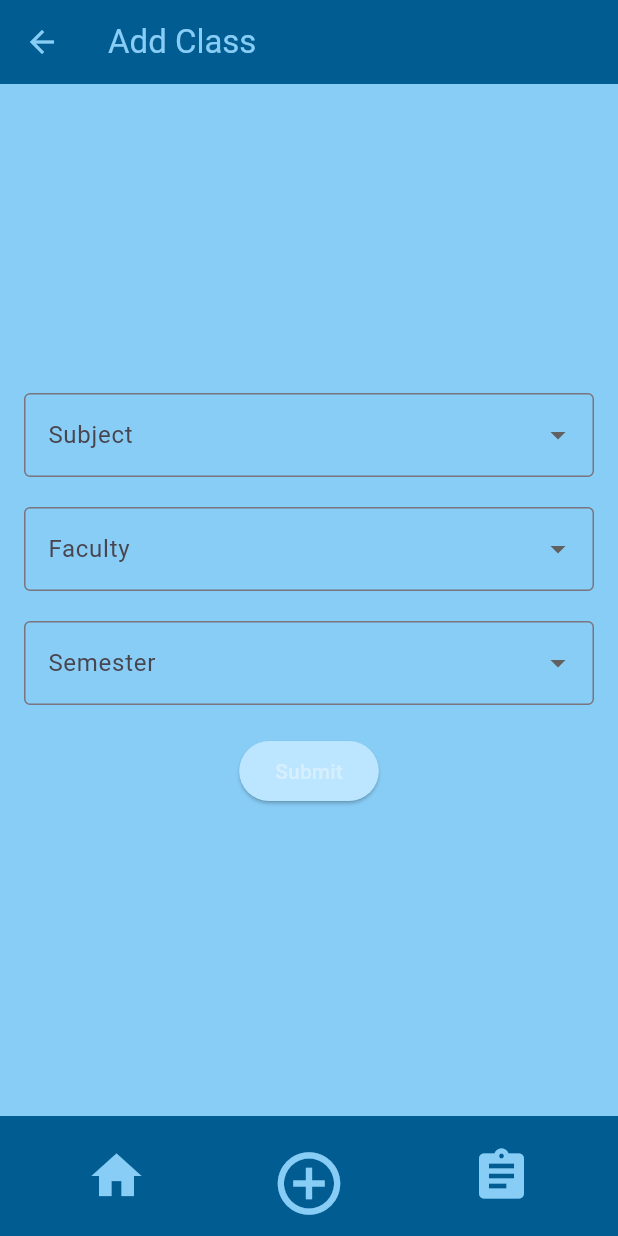
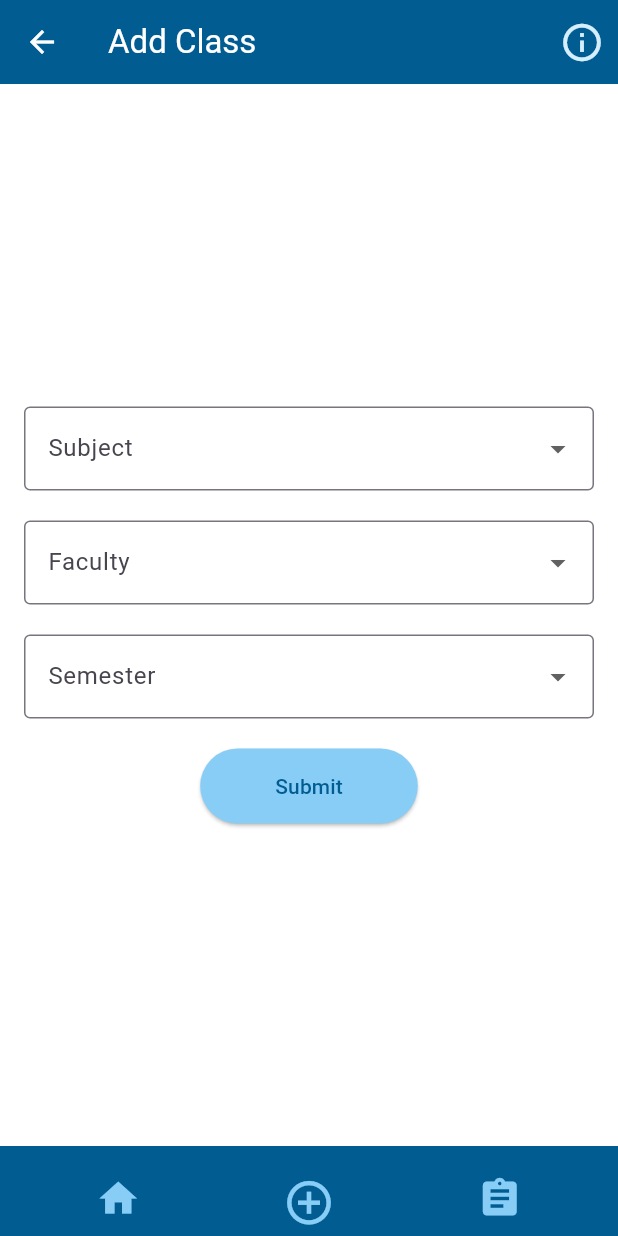
Before and after one commit to triple-a-projects/BLE_Proximity, a Flutter app: the AddClass screen opened by its route, on a phone screen of 412 x 824 dp. Run offline on Flutter 3.47's test engine with Material 3 defaults, Android fonts, the light colour scheme and no system bars; our stand-ins replace cloud_firestore, firebase_auth, firebase_core, intl_phone_field, local_auth; missing offline and left inert: dart:ffi, flutter_ble_peripheral; accounts and stored records are empty.

Commit message:
Teacher side

```diff
--- a/lib/perspectives/teacher/addclass.dart
+++ b/lib/perspectives/teacher/addclass.dart
@@ -3,6 +3,7 @@ import 'package:cloud_firestore/cloud_firestore.dart';
 import 'package:ble_advertiser/perspectives/teacher/home.dart';
 import 'package:ble_advertiser/colors.dart';
 import 'package:ble_advertiser/perspectives/teacher/check_attendance.dart';
+import 'package:ble_advertiser/info.dart';
 
 class AddClass extends StatefulWidget {
   @override
@@ -20,7 +21,7 @@ class _AddClassState extends State<AddClass> {
     'Project Management',
     'Embedded System',
     'Propagation and Antenna',
-    'Object Oriented Software Engineering'
+    // 'Object Oriented Software Engineering'
   ];
 
   List<String> faculties = [
@@ -61,14 +62,36 @@ class _AddClassState extends State<AddClass> {
       appBar: AppBar(
         title: const Text('Add Class'),
         backgroundColor: darkest,
-        foregroundColor: middle,
+        foregroundColor: Colors.white,
+        automaticallyImplyLeading: true,
+        actions: [
+          IconButton(
+              icon: Icon(
+                Icons.info_outlined,
+                color: lightest,
+                size: 30,
+              ),
+              onPressed: () {
+                Navigator.push(
+                  context,
+                  MaterialPageRoute(builder: (context) => InfoPage()),
+                );
+              })
+        ],
       ),
-      backgroundColor: middle,
-      body: Padding(
+      backgroundColor: Colors.white,
+      body:
+      // ListView(
+
+      // children: [
+         Padding(
+
         padding: const EdgeInsets.all(16.0),
         child: Column(
           mainAxisAlignment: MainAxisAlignment.center,
+
           children: [
+
             DropdownButtonFormField<String>(
               value: selectedSubject,
               onChanged: (newValue) {
@@ -128,26 +151,37 @@ class _AddClassState extends State<AddClass> {
             const SizedBox(height: 20),
             ElevatedButton(
               style: ElevatedButton.styleFrom(
-                backgroundColor: secondLight,
+                backgroundColor: middle,
+                foregroundColor: darkest,
+
+                padding: EdgeInsets.only (
+                  left: 50,
+                  right: 50,
+                  top: 15,
+                  bottom: 15,
+                  ),
               ),
               onPressed: () {
                 addSubject();
               },
               child: const Text(
                 'Submit',
-                style: TextStyle(color: lightest),
+                style: TextStyle(color: darkest),
               ),
             ),
           ],
         ),
       ),
-      bottomNavigationBar: BottomAppBar(
+
+
+       bottomNavigationBar: BottomAppBar(
+        height: 60,
         color: darkest,
         child: Row(
           mainAxisAlignment: MainAxisAlignment.spaceAround,
           children: [
             IconButton(
-              icon: const Icon(Icons.home, size: 40, color: middle),
+              icon: const Icon(Icons.home, size: 30, color: middle),
               onPressed: () {
                 Navigator.push(
                   context,
@@ -159,8 +193,11 @@ class _AddClassState extends State<AddClass> {
               color: darkest,
             ),
             IconButton(
-              icon: const Icon(Icons.add_circle_outline_outlined,
-                  size: 50, color: middle),
+              icon: const Icon(
+                Icons.add_circle_outline_outlined,
+                size: 35,
+                color: middle,
+              ),
               onPressed: () {
                 Navigator.push(
                   context,
@@ -171,7 +208,11 @@ class _AddClassState extends State<AddClass> {
               color: darkest,
             ),
             IconButton(
-              icon: const Icon(Icons.assignment, size: 40, color: middle),
+              icon: const Icon(
+                Icons.assignment,
+                size: 30,
+                color: middle,
+              ),
               onPressed: () {
                 Navigator.push(
                   context,
```
Also changed, not shown: lib/perspectives/teacher/check_attendance.dart (+37 -15 lines), lib/perspectives/teacher/email_auth.dart (+30 -1 lines), lib/perspectives/teacher/home.dart (+57 -17 lines).
